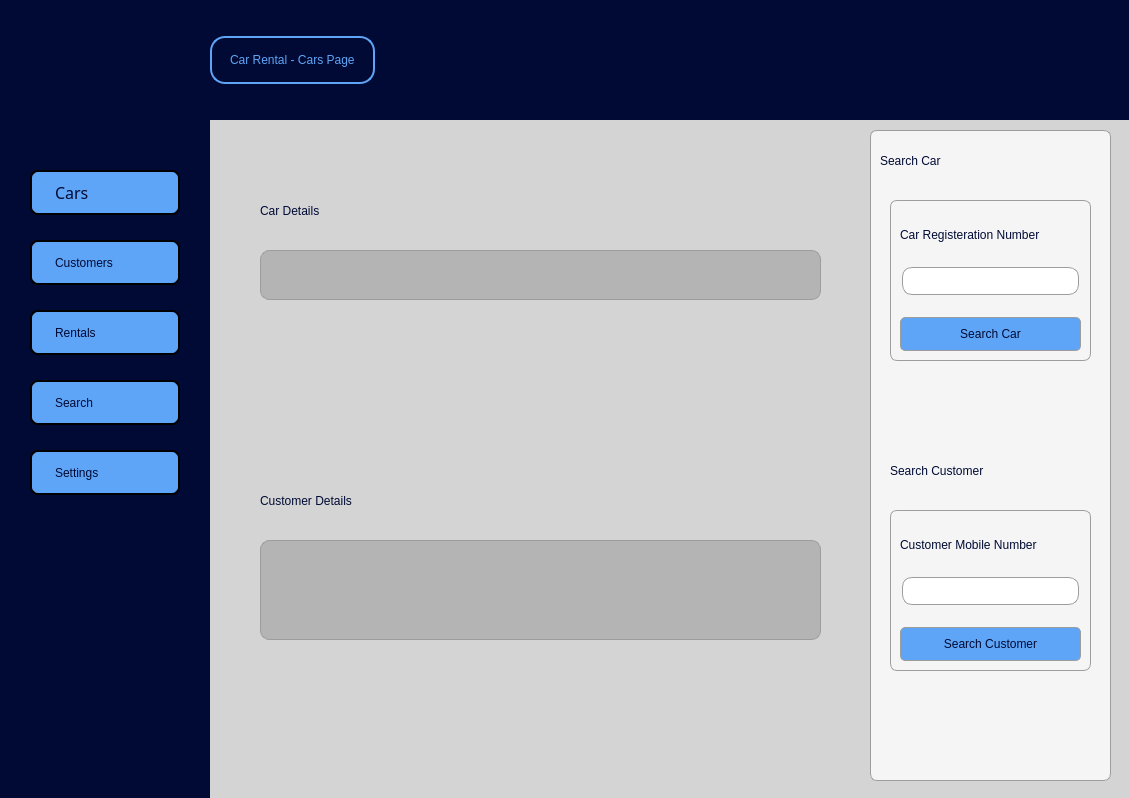
Old version of the form ui/home.ui in the repository wkn00/car-rental.
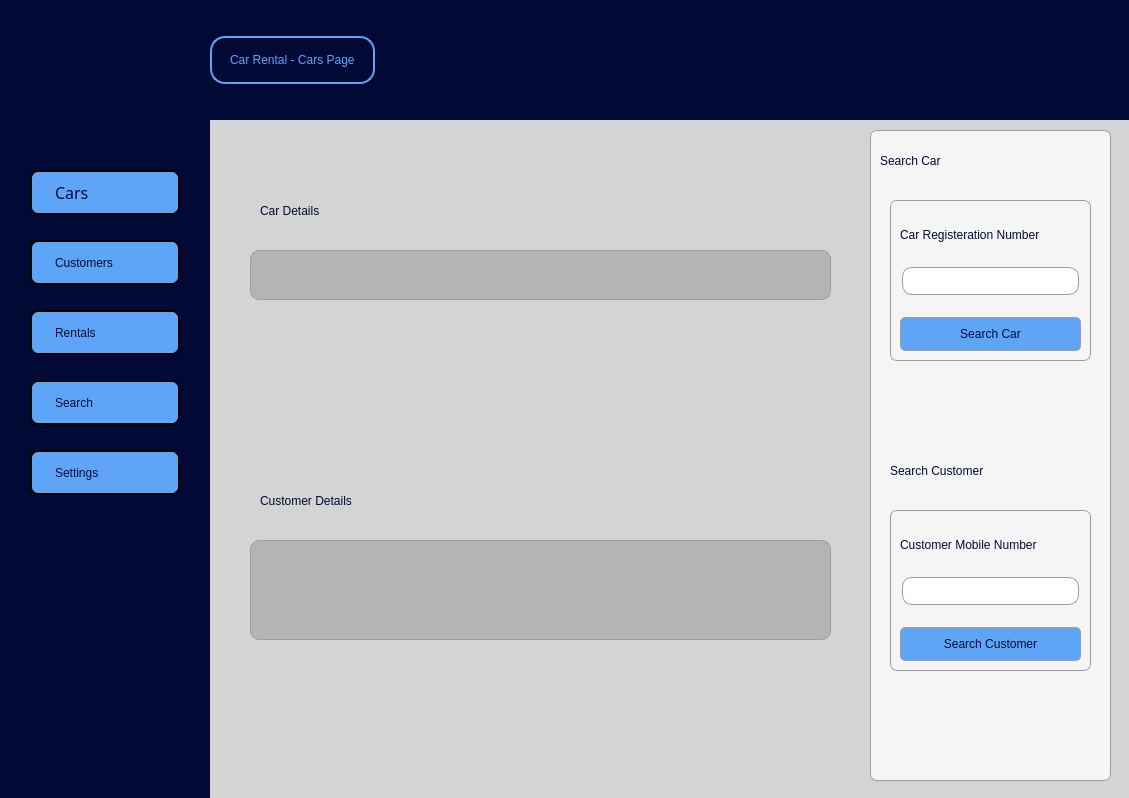
New version of the form. The open tabs and pages were chosen to show the change. Icons and pictures are not drawn.

The edit to the form file:
```diff
--- a/ui/home.ui
+++ b/ui/home.ui
@@ -2271,9 +2271,9 @@
        <widget class="QListWidget" name="carsList">
         <property name="geometry">
          <rect>
-          <x>60</x>
+          <x>50</x>
           <y>140</y>
-          <width>561</width>
+          <width>581</width>
           <height>50</height>
          </rect>
         </property>
@@ -2287,9 +2287,9 @@
        <widget class="QListWidget" name="customerList">
         <property name="geometry">
          <rect>
-          <x>60</x>
+          <x>50</x>
           <y>430</y>
-          <width>561</width>
+          <width>581</width>
           <height>100</height>
          </rect>
         </property>
@@ -2352,7 +2352,7 @@
        <widget class="QLabel" name="label_35">
         <property name="geometry">
          <rect>
-          <x>620</x>
+          <x>630</x>
           <y>410</y>
           <width>22</width>
           <height>22</height>
@@ -2378,7 +2378,7 @@
        <widget class="QLabel" name="label_36">
         <property name="geometry">
          <rect>
-          <x>620</x>
+          <x>630</x>
           <y>120</y>
           <width>22</width>
           <height>22</height>
```
Left out of the diff: 82 changed lines with no effect on the pictures.
